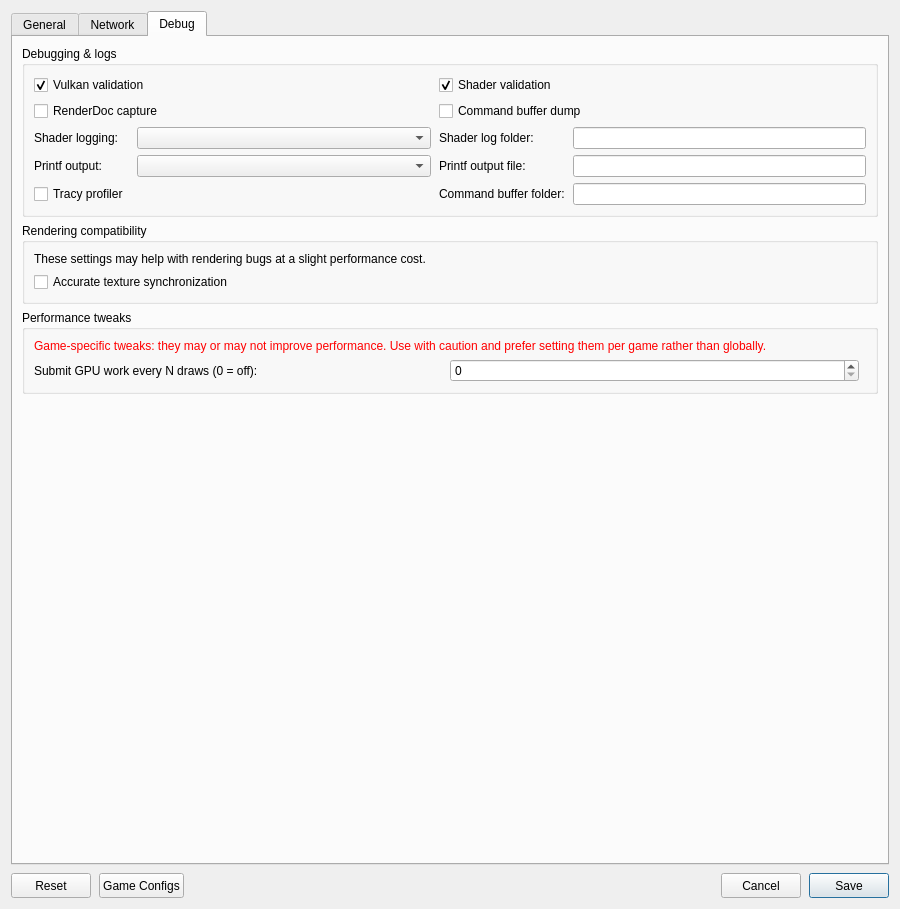
Above: src/launcher/forms/configuration_edit_dialog.ui from KytyPS5/KytyPS5 before the change. Below: the same form after it.
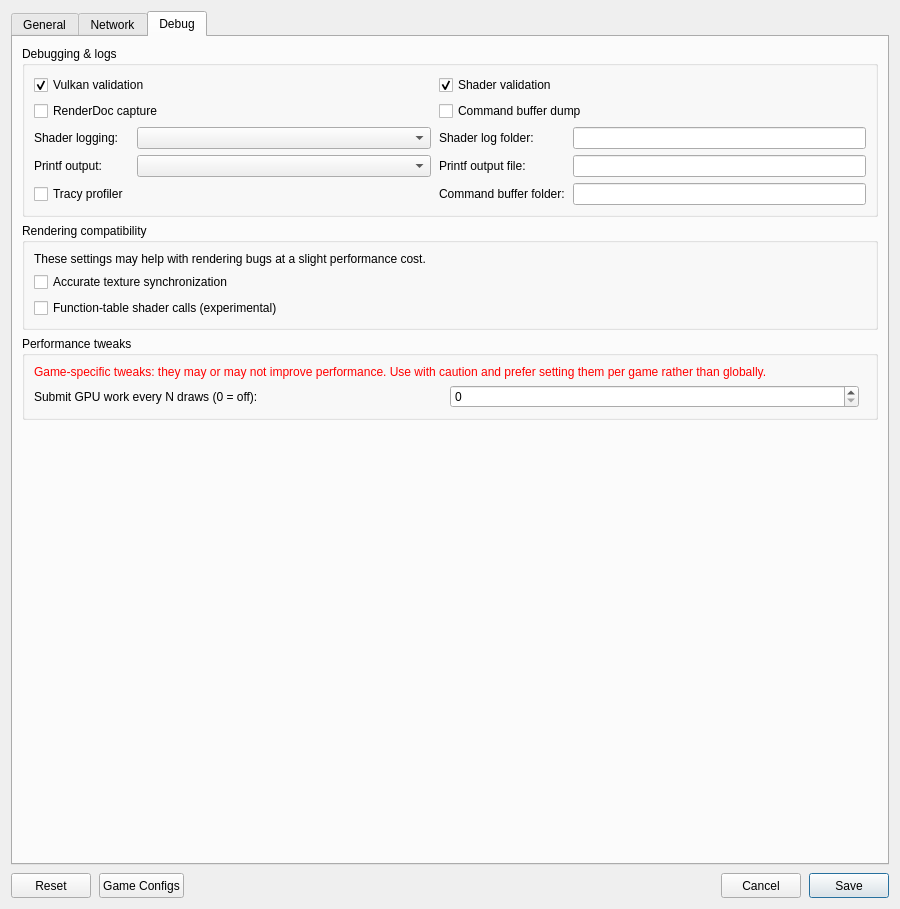
That is the form after the change. The open tabs and pages were chosen to show the change. Custom widgets are drawn as their Qt base class.

Commit message: shader: link GPU-selected calls through function tables

Diff of the .ui file:
```diff
--- a/src/launcher/forms/configuration_edit_dialog.ui
+++ b/src/launcher/forms/configuration_edit_dialog.ui
@@ -608,6 +608,12 @@
             <property name="text"><string>Accurate texture synchronization</string></property>
            </widget>
           </item>
+          <item>
+           <widget class="QCheckBox" name="checkBox_function_table_calls">
+            <property name="toolTip"><string>Experimental. Runs compute shaders that call functions through a table in GPU memory instead of skipping them (Ratchet &amp; Clank: Rift Apart). Not working yet: it currently stops the game, because these shaders select textures in a way that is not supported.</string></property>
+            <property name="text"><string>Function-table shader calls (experimental)</string></property>
+           </widget>
+          </item>
          </layout>
         </widget>
        </item>
```
The commit also changes 21 other files.
